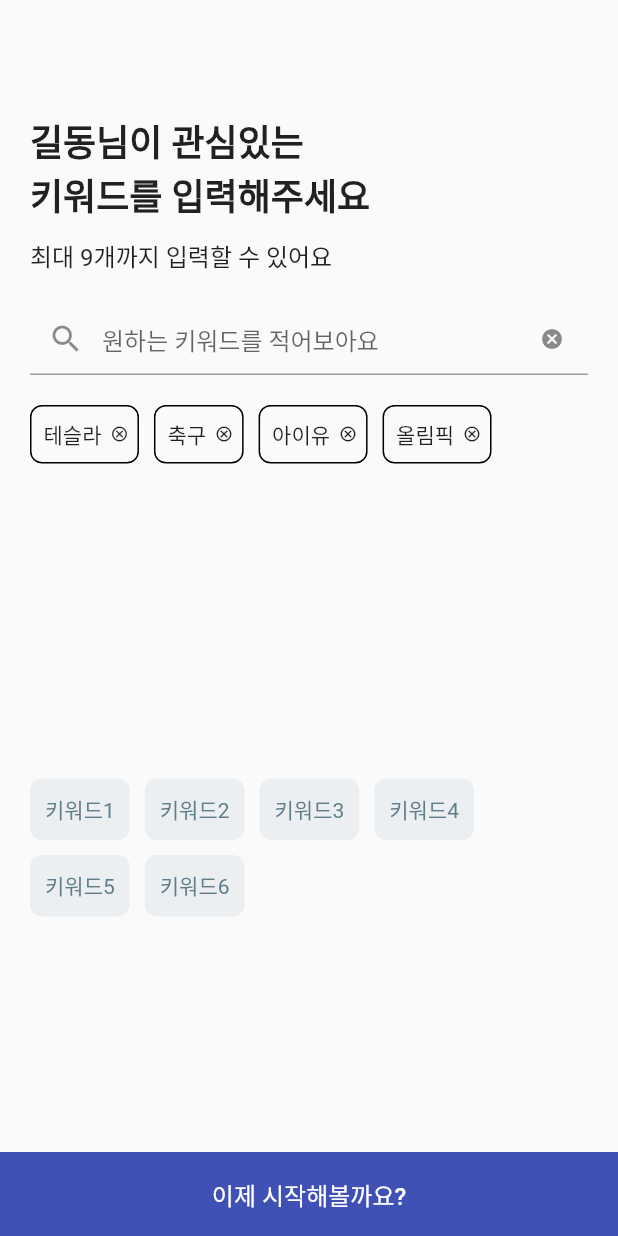
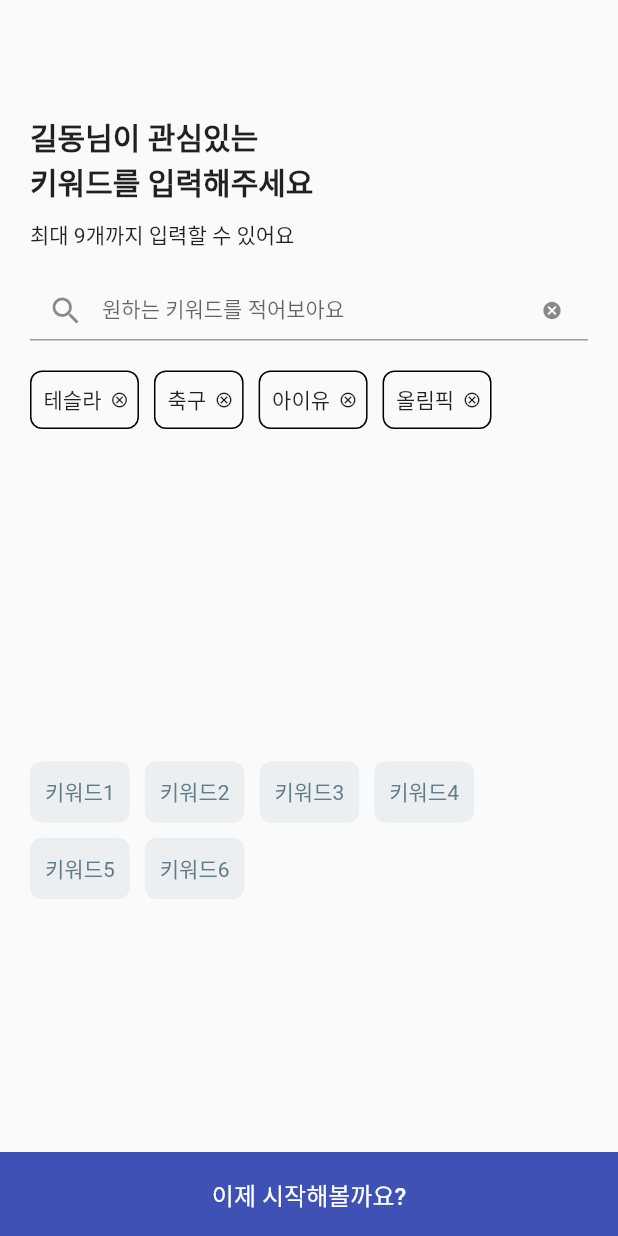
Before and after one commit to seungminnk/newz, a Flutter app: the OnboardingView screen opened directly, on a phone screen of 412 x 824 dp. Run offline on Flutter 3.47's test engine with Material 2 defaults, Android fonts, the phone set to English and light mode, and no system bars; our stand-ins replace flutter_svg, get, google_mobile_ads; Roboto replaces fonts that are missing (Pretendard).

Commit message:
[feature] 키워드 선택 페이지와 키워드 선택 결과 페이지 연동

```diff
--- a/lib/feature/onboarding/view/onboarding_view.dart
+++ b/lib/feature/onboarding/view/onboarding_view.dart
@@ -1,4 +1,6 @@
 import 'package:flutter/material.dart';
+
+import 'package:newz/feature/onboarding/view/onboarding_result_view.dart';
 
 class OnboardingView extends StatefulWidget {
   const OnboardingView({Key? key}) : super(key: key);
@@ -9,7 +11,7 @@ class OnboardingView extends StatefulWidget {
 
 class _OnboardingViewState extends State<OnboardingView> {
   final TextEditingController _textEditingController = TextEditingController();
-  final List<String> _keywords = ["테슬라", "축구", "아이유", "올림픽"];
+  final List<String> _enteredKeywords = ["테슬라", "축구", "아이유", "올림픽"];
   final List<String> _fixedKeywords = [
     "키워드1",
     "키워드2",
@@ -38,14 +40,14 @@ class _OnboardingViewState extends State<OnboardingView> {
                 Text(
                   "길동님이 관심있는",
                   style: TextStyle(
-                    fontSize: 24,
+                    fontSize: 20,
                     fontWeight: FontWeight.bold,
                   ),
                 ),
                 Text(
                   "키워드를 입력해주세요",
                   style: TextStyle(
-                    fontSize: 24,
+                    fontSize: 20,
                     fontWeight: FontWeight.bold,
                   ),
                 ),
@@ -53,14 +55,15 @@ class _OnboardingViewState extends State<OnboardingView> {
                 Text(
                   "최대 9개까지 입력할 수 있어요",
                   style: TextStyle(
-                    fontSize: 16,
+                    fontSize: 14,
                   ),
                 ),
               ],
             ),
           ),
           Container(
-            // color: Colors.lightGreen,
+            height: 40,
+            padding: EdgeInsets.zero,
             margin: const EdgeInsets.only(
               top: 0,
               bottom: 20,
@@ -69,14 +72,18 @@ class _OnboardingViewState extends State<OnboardingView> {
             ),
             child: TextField(
               controller: _textEditingController,
-              onSubmitted: _onSubmitted,
+              textAlignVertical: TextAlignVertical.center,
+              onSubmitted: _onEnteredKeyword,
+              style: const TextStyle(
+                fontSize: 14,
+              ),
               decoration: InputDecoration(
                 hintText: "원하는 키워드를 적어보아요",
                 prefixIcon: const Icon(Icons.search),
                 suffixIcon: GestureDetector(
                   child: const Icon(
                     Icons.cancel,
-                    size: 16,
+                    size: 14,
                   ),
                   onTap: () => {_textEditingController.clear()},
                 ),
@@ -87,7 +94,6 @@ class _OnboardingViewState extends State<OnboardingView> {
             child: Column(
               children: [
                 Expanded(
-                  // flex: 2,
                   child: Container(
                     width: double.infinity,
                     margin: const EdgeInsets.only(left: 20, right: 20),
@@ -97,8 +103,64 @@ class _OnboardingViewState extends State<OnboardingView> {
                       spacing: 10,
                       runSpacing: 10,
                       children: [
-                        for (var keyword in _keywords)
-                          Container(
+                        for (var keyword in _enteredKeywords)
+                          _generateEnteredKeywordTag(keyword)
+                      ],
+                    ),
+                  ),
+                ),
+                Expanded(
+                  child: Container(
+                    width: double.infinity,
+                    margin: const EdgeInsets.only(left: 20, right: 20),
+                    child: Wrap(
+                      direction: Axis.horizontal,
+                      alignment: WrapAlignment.start,
+                      spacing: 10,
+                      runSpacing: 10,
+                      children: [
+                        for (var fixedKeyword in _fixedKeywords)
+                          _generateFixedKeywordTag(fixedKeyword)
+                      ],
+                    ),
+                  ),
+                ),
+              ],
+            ),
+          ),
+          SizedBox(
+            width: double.infinity,
+            height: 56,
+            child: Container(
+              color: _enteredKeywords.isEmpty
+                  ? const Color(0xFFC5CAE9)
+                  : const Color(0xFF3F51B5),
+              child: TextButton(
+                onPressed: _enteredKeywords.isEmpty ? null : _onTabNextButton,
+                child: Text(
+                  _enteredKeywords.isEmpty ? '확인' : '이제 시작해볼까요?',
+                  style: const TextStyle(
+                    fontSize: 16,
+                    color: Colors.white,
+                  ),
+                ),
+              ),
+            ),
+          ),
+        ],
+      ),
+    );
+  }
+
+  void _onEnteredKeyword(String text) {
+    setState(() {
+      _enteredKeywords.add(text);
+    });
+    _textEditingController.clear();
+  }
+
+  Widget _generateEnteredKeywordTag(String enteredKeyword) {
+    return Container(
       decoration: BoxDecoration(
         borderRadius: BorderRadius.circular(8),
         border: Border.all(
@@ -116,8 +178,11 @@ class _OnboardingViewState extends State<OnboardingView> {
               bottom: 8,
             ),
             child: Text(
-                                    keyword,
+              enteredKeyword,
               textAlign: TextAlign.center,
+              style: const TextStyle(
+                fontSize: 14,
+              ),
             ),
           ),
           IconButton(
@@ -127,7 +192,7 @@ class _OnboardingViewState extends State<OnboardingView> {
             highlightColor: Colors.transparent,
             onPressed: () {
               setState(() {
-                                      _keywords.remove(keyword);
+                _enteredKeywords.remove(enteredKeyword);
               });
             },
             icon: const Icon(
@@ -137,30 +202,17 @@ class _OnboardingViewState extends State<OnboardingView> {
           ),
         ],
       ),
-                          ),
-                      ],
-                    ),
-                  ),
-                ),
-                Expanded(
-                  // flex: 1,
-                  child: Container(
-                    width: double.infinity,
-                    margin: const EdgeInsets.only(left: 20, right: 20),
-                    child: Wrap(
-                      direction: Axis.horizontal,
-                      alignment: WrapAlignment.start,
-                      spacing: 10,
-                      runSpacing: 10,
-                      children: [
-                        for (var fixedKeyword in _fixedKeywords)
-                          InkWell(
+    );
+  }
+
+  Widget _generateFixedKeywordTag(String fixedKeyword) {
+    return InkWell(
       splashColor: Colors.transparent,
       highlightColor: Colors.transparent,
       onTap: () {
-                              if (_keywords.length < 9) {
+        if (_enteredKeywords.length < 9) {
           setState(() {
-                                  _keywords.add(fixedKeyword);
+            _enteredKeywords.add(fixedKeyword);
           });
         }
       },
@@ -173,46 +225,22 @@ class _OnboardingViewState extends State<OnboardingView> {
         child: Text(
           fixedKeyword,
           style: const TextStyle(
+            fontSize: 14,
             color: Color(0xFF607D8B),
           ),
         ),
       ),
-                          )
-                      ],
+    );
+  }
+
+  void _onTabNextButton() {
+    Navigator.push(
+      context,
+      MaterialPageRoute(
+        builder: (context) => OnboardingResultView(
+          enteredKeywords: _enteredKeywords,
         ),
-                  ),
-                ),
-              ],
-            ),
-          ),
-          SizedBox(
-            width: double.infinity,
-            height: 56,
-            child: Container(
-              color: _keywords.isEmpty
-                  ? const Color(0xFFC5CAE9)
-                  : const Color(0xFF3F51B5),
-              child: TextButton(
-                onPressed: _keywords.isEmpty ? null : () {},
-                child: Text(
-                  _keywords.isEmpty ? '확인' : '이제 시작해볼까요?',
-                  style: const TextStyle(
-                    fontSize: 16,
-                    color: Colors.white,
-                  ),
-                ),
-              ),
-            ),
-          ),
-        ],
       ),
     );
   }
-
-  void _onSubmitted(String text) {
-    setState(() {
-      _keywords.add(text);
-    });
-    _textEditingController.clear();
 }
-}
```
Also changed, not shown: lib/feature/onboarding/view/onboarding_result_view.dart (+27 -17 lines). Lines whose indentation alone changed are shown as unchanged.
